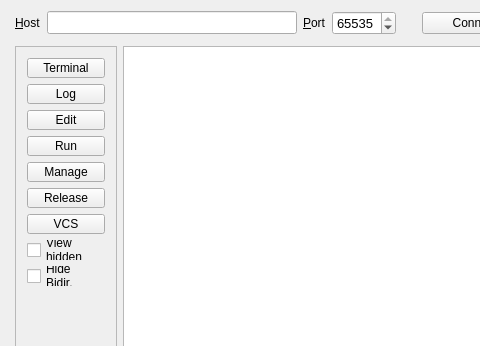
Before: the Qt Designer form src/MainWindow.ui in micwik/ArnBrowser, drawn with Qt 5; both pictures show x 0 to 480 and y 0 to 346 of the 802 by 537 pixel window.
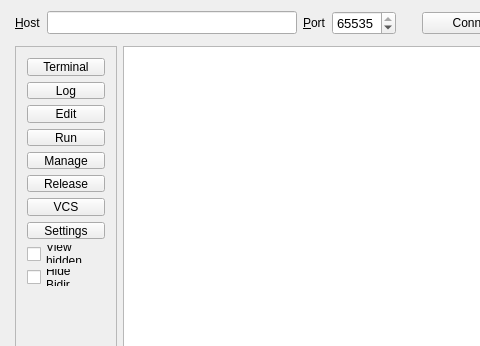
After: the same form once the commit is applied. Icons and pictures are not drawn.

Commit message: Added SettingsWindow with password hash generator

Patch:
```diff
--- a/src/MainWindow.ui
+++ b/src/MainWindow.ui
@@ -429,6 +429,13 @@
             </property>
            </widget>
           </item>
+          <item>
+           <widget class="QPushButton" name="settingsButton">
+            <property name="text">
+             <string>Settings</string>
+            </property>
+           </widget>
+          </item>
           <item>
            <spacer name="verticalSpacer_4">
             <property name="orientation">
```
The commit also changes 6 other files.
